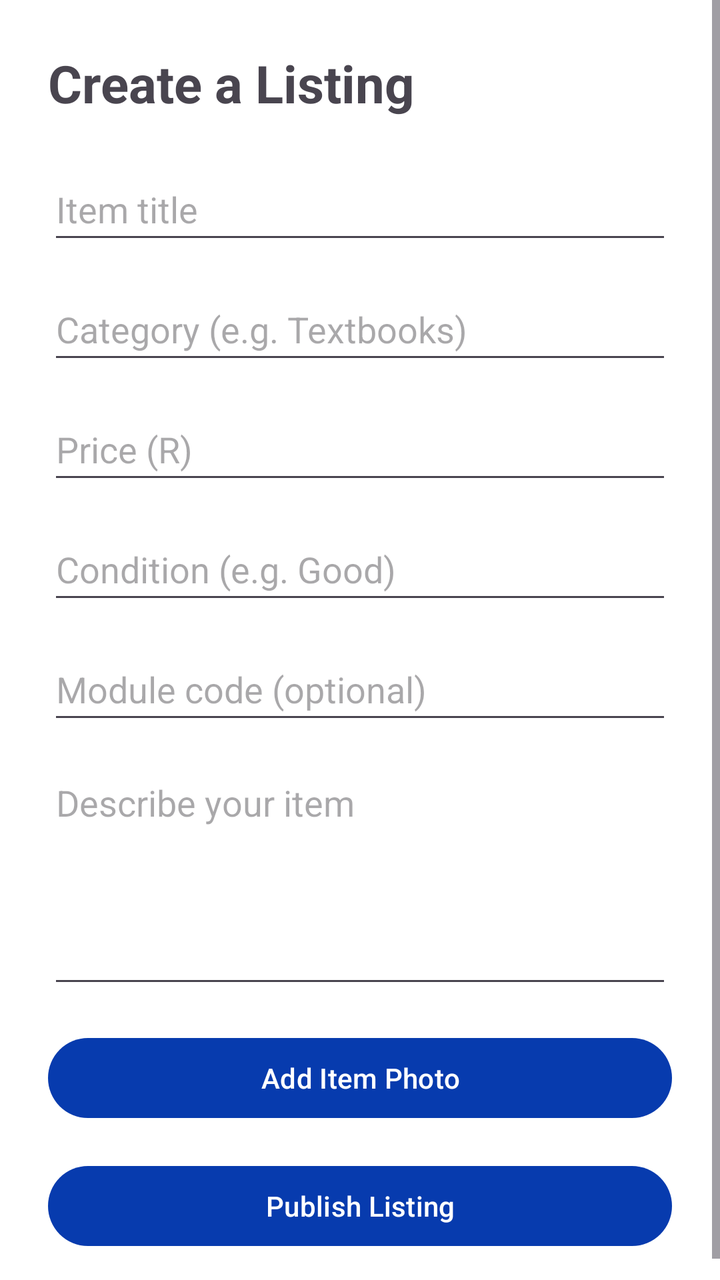
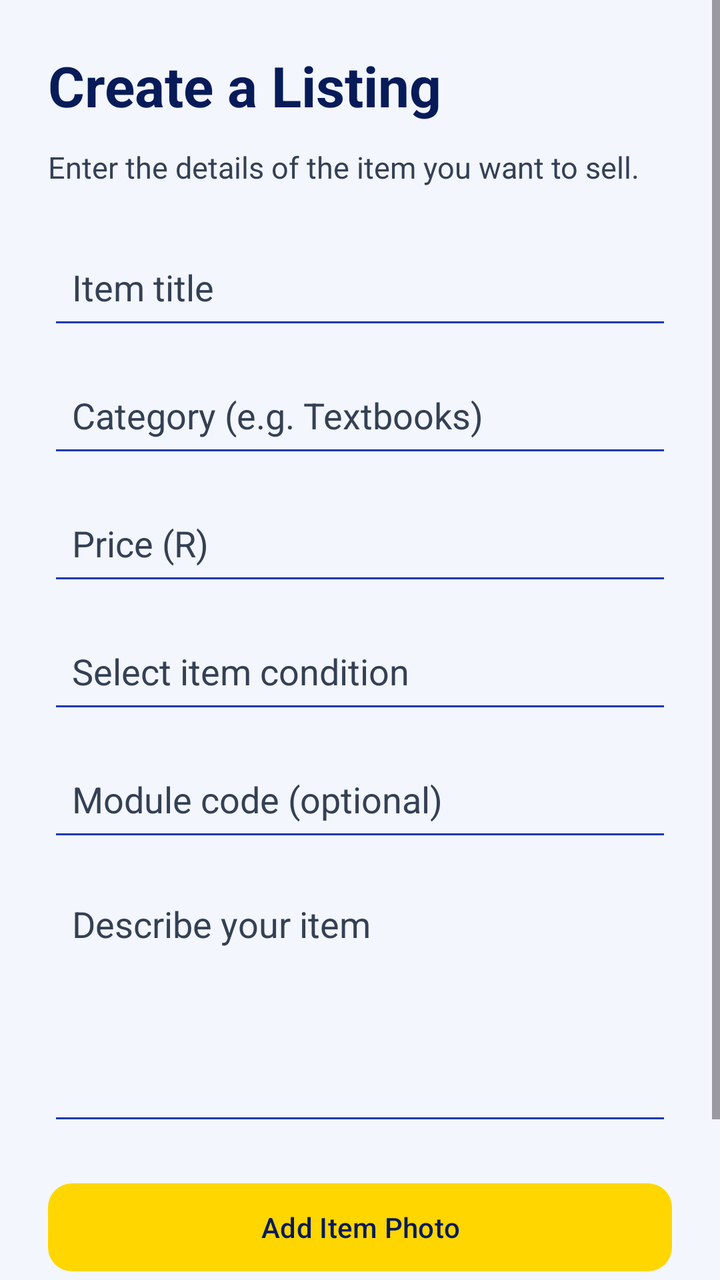

An Android layout rendered at two revisions. The XML below is the earlier revision; the diff shows what the commit changed to produce the second picture.
<!-- AndroidManifest.xml: application theme Theme.StudentMarketplace -->
<!-- res/layout/fragment_create_listing.xml -->
<?xml version="1.0" encoding="utf-8"?>
<ScrollView
    xmlns:android="http://schemas.android.com/apk/res/android"
    android:layout_width="match_parent"
    android:layout_height="match_parent"
    android:fillViewport="true">

    
    <LinearLayout
        android:layout_width="match_parent"
        android:layout_height="wrap_content"
        android:orientation="vertical"
        android:padding="24dp">

        
        <TextView
            android:layout_width="match_parent"
            android:layout_height="wrap_content"
            android:text="Create a Listing"
            android:textSize="26sp"
            android:textStyle="bold"
            android:layout_marginBottom="20dp" />

        
        <EditText
            android:id="@+id/etListingTitle"
            android:layout_width="match_parent"
            android:layout_height="wrap_content"
            android:minHeight="48dp"
            android:hint="Item title"
            android:inputType="textCapSentences" />

        
        <EditText
            android:id="@+id/etListingCategory"
            android:layout_width="match_parent"
            android:layout_height="wrap_content"
            android:minHeight="48dp"
            android:hint="Category (e.g. Textbooks)"
            android:inputType="textCapWords"
            android:layout_marginTop="12dp" />

        
        <EditText
            android:id="@+id/etListingPrice"
            android:layout_width="match_parent"
            android:layout_height="wrap_content"
            android:minHeight="48dp"
            android:hint="Price (R)"
            android:inputType="numberDecimal"
            android:layout_marginTop="12dp" />

        
        <EditText
            android:id="@+id/etListingCondition"
            android:layout_width="match_parent"
            android:layout_height="wrap_content"
            android:minHeight="48dp"
            android:hint="Condition (e.g. Good)"
            android:inputType="textCapWords"
            android:layout_marginTop="12dp" />

        
        <EditText
            android:id="@+id/etModuleCode"
            android:layout_width="match_parent"
            android:layout_height="wrap_content"
            android:minHeight="48dp"
            android:hint="Module code (optional)"
            android:inputType="textCapCharacters"
            android:layout_marginTop="12dp" />

        
        <EditText
            android:id="@+id/etListingDescription"
            android:layout_width="match_parent"
            android:layout_height="120dp"
            android:gravity="top"
            android:hint="Describe your item"
            android:inputType="textCapSentences|textMultiLine"
            android:layout_marginTop="12dp" />

        
        <Button
            android:id="@+id/btnAddListingPhoto"
            android:layout_width="match_parent"
            android:layout_height="wrap_content"
            android:minHeight="48dp"
            android:text="Add Item Photo"
            android:layout_marginTop="16dp" />

        
        <Button
            android:id="@+id/btnSubmitListing"
            android:layout_width="match_parent"
            android:layout_height="wrap_content"
            android:minHeight="48dp"
            android:text="Publish Listing"
            android:layout_marginTop="16dp" />

    </LinearLayout>

</ScrollView>
<!-- resources referenced by this layout -->
<resources>
  <style name="Theme.StudentMarketplace" parent="Base.Theme.StudentMarketplace" />
  <style name="Base.Theme.StudentMarketplace" parent="Theme.Material3.DayNight.NoActionBar">
  
          <item name="colorPrimary">@color/brand_blue</item>
          <item name="colorOnPrimary">@color/brand_white</item>
          <item name="colorSecondary">@color/brand_yellow</item>
          <item name="colorOnSecondary">@color/brand_navy</item>
  
          <item name="android:colorBackground">@color/brand_white</item>
          <item name="android:textColorPrimary">@color/text_primary</item>
  
          <item name="android:statusBarColor">@color/brand_navy</item>
          <item name="android:navigationBarColor">@color/brand_navy</item>
      </style>
  <color name="brand_blue">#073BAE</color>
  <color name="brand_white">#FFFFFF</color>
  <color name="brand_yellow">#FFD600</color>
  <color name="brand_navy">#071B59</color>
  <color name="text_primary">#071B59</color>
</resources>

<!-- the commit's change to res/layout/fragment_create_listing.xml (unified diff, before → after) -->
@@ -3,7 +3,8 @@
     xmlns:android="http://schemas.android.com/apk/res/android"
     android:layout_width="match_parent"
     android:layout_height="match_parent"
-    android:fillViewport="true">
+    android:fillViewport="true"
+    android:background="@color/background_light">
 
     
     <LinearLayout
@@ -17,16 +18,28 @@
             android:layout_width="match_parent"
             android:layout_height="wrap_content"
             android:text="Create a Listing"
-            android:textSize="26sp"
+            android:textColor="@color/brand_navy"
+            android:textSize="28sp"
             android:textStyle="bold"
-            android:layout_marginBottom="20dp" />
+            android:layout_marginBottom="12dp" />
+
+        
+        <TextView
+            android:layout_width="match_parent"
+            android:layout_height="wrap_content"
+            android:text="Enter the details of the item you want to sell."
+            android:textColor="@color/text_secondary"
+            android:textSize="15sp"
+            android:layout_marginBottom="24dp" />
 
         
         <EditText
             android:id="@+id/etListingTitle"
             android:layout_width="match_parent"
             android:layout_height="wrap_content"
-            android:minHeight="48dp"
+            android:minHeight="52dp"
+            android:padding="12dp"
+            android:backgroundTint="@color/brand_blue"
             android:hint="Item title"
             android:inputType="textCapSentences" />
 
@@ -35,7 +48,9 @@
             android:id="@+id/etListingCategory"
             android:layout_width="match_parent"
             android:layout_height="wrap_content"
-            android:minHeight="48dp"
+            android:minHeight="52dp"
+            android:padding="12dp"
+            android:backgroundTint="@color/brand_blue"
             android:hint="Category (e.g. Textbooks)"
             android:inputType="textCapWords"
             android:layout_marginTop="12dp" />
@@ -45,19 +60,27 @@
             android:id="@+id/etListingPrice"
             android:layout_width="match_parent"
             android:layout_height="wrap_content"
-            android:minHeight="48dp"
+            android:minHeight="52dp"
+            android:padding="12dp"
+            android:backgroundTint="@color/brand_blue"
             android:hint="Price (R)"
             android:inputType="numberDecimal"
             android:layout_marginTop="12dp" />
 
         
-        <EditText
+        <AutoCompleteTextView
             android:id="@+id/etListingCondition"
             android:layout_width="match_parent"
             android:layout_height="wrap_content"
-            android:minHeight="48dp"
-            android:hint="Condition (e.g. Good)"
-            android:inputType="textCapWords"
+            android:minHeight="52dp"
+            android:padding="12dp"
+            android:backgroundTint="@color/brand_blue"
+            android:hint="Select item condition"
+            android:inputType="none"
+            android:focusable="true"
+            android:clickable="true"
+            android:textColor="@color/text_primary"
+            android:textColorHint="@color/text_secondary"
             android:layout_marginTop="12dp" />
 
         
@@ -65,7 +88,9 @@
             android:id="@+id/etModuleCode"
             android:layout_width="match_parent"
             android:layout_height="wrap_content"
-            android:minHeight="48dp"
+            android:minHeight="52dp"
+            android:padding="12dp"
+            android:backgroundTint="@color/brand_blue"
             android:hint="Module code (optional)"
             android:inputType="textCapCharacters"
             android:layout_marginTop="12dp" />
@@ -74,8 +99,10 @@
         <EditText
             android:id="@+id/etListingDescription"
             android:layout_width="match_parent"
-            android:layout_height="120dp"
+            android:layout_height="130dp"
+            android:padding="12dp"
             android:gravity="top"
+            android:backgroundTint="@color/brand_blue"
             android:hint="Describe your item"
             android:inputType="textCapSentences|textMultiLine"
             android:layout_marginTop="12dp" />
@@ -83,18 +110,20 @@
         
         <Button
             android:id="@+id/btnAddListingPhoto"
+            style="@style/StudentMarketplace.SecondaryButton"
             android:layout_width="match_parent"
             android:layout_height="wrap_content"
-            android:minHeight="48dp"
+            android:minHeight="52dp"
             android:text="Add Item Photo"
-            android:layout_marginTop="16dp" />
+            android:layout_marginTop="20dp" />
 
         
         <Button
             android:id="@+id/btnSubmitListing"
+            style="@style/StudentMarketplace.PrimaryButton"
             android:layout_width="match_parent"
             android:layout_height="wrap_content"
-            android:minHeight="48dp"
+            android:minHeight="52dp"
             android:text="Publish Listing"
             android:layout_marginTop="16dp" />
 
<!-- resource entries referenced after the edit -->
@@ -1,5 +1,6 @@
 <!-- resources referenced by this layout -->
 <resources>
+  <color name="background_light">#F3F6FC</color>
   <style name="Theme.StudentMarketplace" parent="Base.Theme.StudentMarketplace" />
   <style name="Base.Theme.StudentMarketplace" parent="Theme.Material3.DayNight.NoActionBar">
   
@@ -10,6 +11,10 @@
   
           <item name="android:colorBackground">@color/brand_white</item>
           <item name="android:textColorPrimary">@color/text_primary</item>
+          
+          <item name="android:textColorHint">@color/text_secondary</item>
+          
+          <item name="android:textColor">@color/text_primary</item>
   
           <item name="android:statusBarColor">@color/brand_navy</item>
           <item name="android:navigationBarColor">@color/brand_navy</item>
@@ -19,5 +24,16 @@
   <color name="brand_yellow">#FFD600</color>
   <color name="brand_navy">#071B59</color>
   <color name="text_primary">#071B59</color>
+  <color name="text_secondary">#344054</color>
+  <style name="StudentMarketplace.PrimaryButton" parent="Widget.Material3.Button">
+          <item name="backgroundTint">@color/brand_blue</item>
+          <item name="android:textColor">@color/brand_white</item>
+          <item name="cornerRadius">12dp</item>
+      </style>
+  <style name="StudentMarketplace.SecondaryButton" parent="Widget.Material3.Button">
+          <item name="backgroundTint">@color/brand_yellow</item>
+          <item name="android:textColor">@color/brand_navy</item>
+          <item name="cornerRadius">12dp</item>
+      </style>
 </resources>
 
